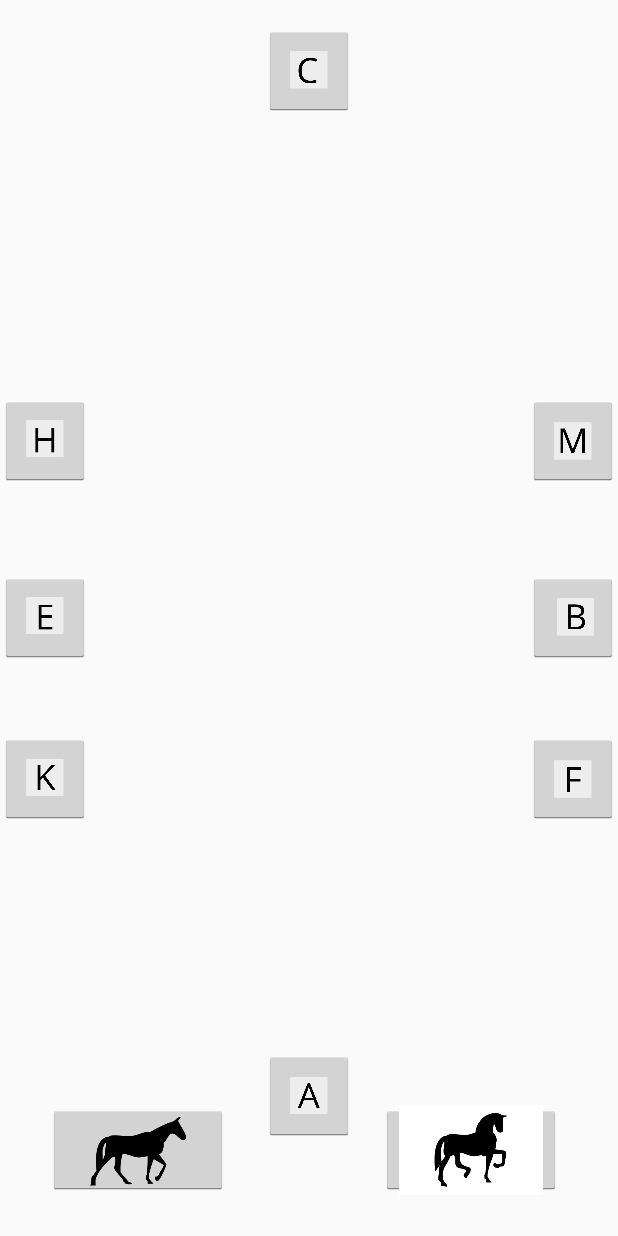
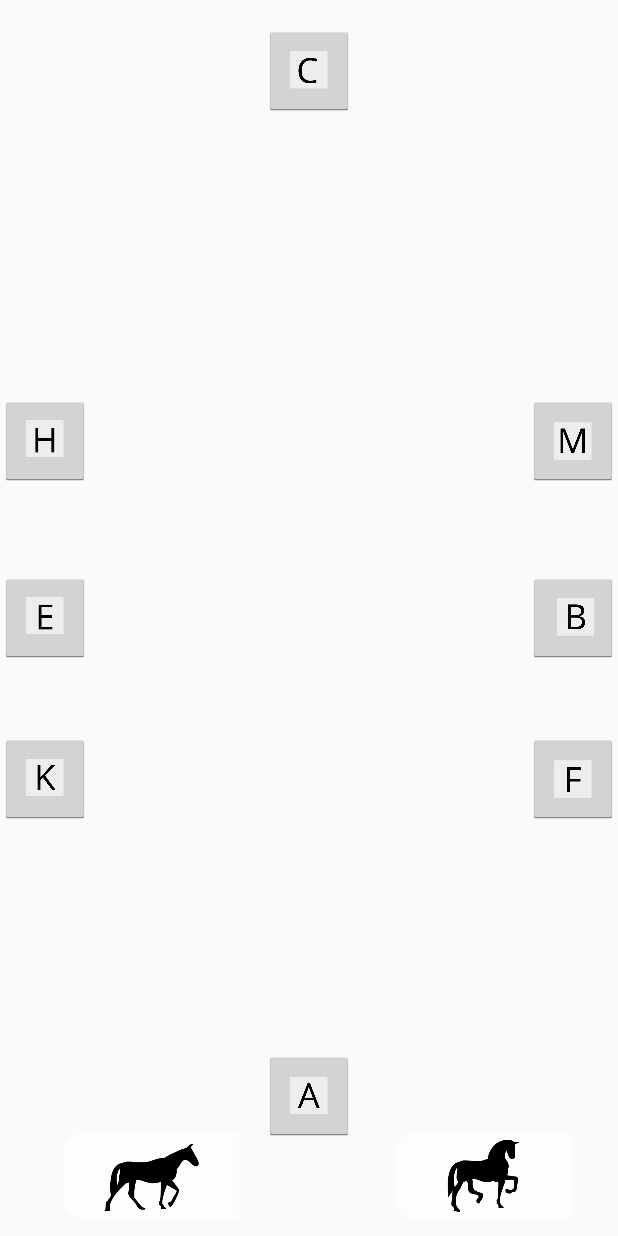
Before and after one commit to cfsottile/cdtrote, an Android app: the layout activity_game.xml on its own in the app's theme, with its tools: preview values and no code run, on a phone screen of 412 x 824 dp. Run offline under Robolectric (Android 15) with nearby library versions, the phone set to English and light mode, and no system bars.

Commit message:
#4: close

```diff
--- a/app/src/main/java/laboratorio/juegocei/Track.java
+++ b/app/src/main/java/laboratorio/juegocei/Track.java
@@ -15,6 +15,12 @@ public class Track {
     public Track(List<List<Destination>> dss) {
         subTracks = dss.stream().map(SubTrack::new).collect(Collectors.toList());
         i = 0;
+        current = subTracks.get(i);
+    }
+
+    public Track(List<SubTrack> destinations, int start) {
+        subTracks = destinations;
+        i = start;
         current = subTracks.get(i);
     }
 
--- a/app/src/main/res/layout/activity_game.xml
+++ b/app/src/main/res/layout/activity_game.xml
@@ -3,6 +3,7 @@
     xmlns:app="http://schemas.android.com/apk/res-auto"
     android:layout_width="fill_parent"
     android:layout_height="fill_parent"
+    xmlns:tools="http://schemas.android.com/tools"
     android:orientation="vertical"
     android:id="@+id/relLayout">
 
@@ -109,30 +110,40 @@
         <ImageButton
             android:id="@+id/horseStep1"
             style="@android:style/Widget.Holo.Light.ImageButton"
-            android:layout_width="120dp"
-            android:layout_height="60dp"
-            android:layout_alignTop="@+id/horseStep2"
-            android:layout_marginEnd="24dp"
-            android:layout_marginRight="24dp"
+            android:layout_width="150dp"
+            android:layout_height="80dp"
+
+            android:layout_alignParentBottom="true"
             android:layout_toLeftOf="@+id/letterA"
             android:layout_toStartOf="@+id/letterA"
-            android:adjustViewBounds="false"
-            android:scaleType="centerCrop"
-            app:srcCompat="@drawable/paso1" />
+            android:adjustViewBounds="true"
+            android:background="@drawable/background_left"
+            android:contentDescription='aire "paso"'
+            android:padding="5dp"
+            android:scaleType="fitCenter"
+
+            android:visibility="visible"
+            app:srcCompat="@drawable/step1"
+            tools:ignore="HardcodedText" />
 
     <ImageButton
         android:id="@+id/horseStep2"
         style="@android:style/Widget.Holo.Light.ImageButton"
-            android:layout_width="120dp"
-            android:layout_height="60dp"
+        android:layout_width="150dp"
+        android:layout_height="80dp"
         android:layout_alignParentBottom="true"
-            android:layout_marginBottom="27dp"
-            android:layout_marginLeft="18dp"
-            android:layout_marginStart="18dp"
+
+        android:layout_marginLeft="11dp"
+        android:layout_marginStart="11dp"
         android:layout_toEndOf="@+id/letterA"
         android:layout_toRightOf="@+id/letterA"
-            android:adjustViewBounds="false"
-            android:scaleType="centerCrop"
-            app:srcCompat="@drawable/paso2" />
+        android:adjustViewBounds="true"
+        android:background="@drawable/background_right"
+        android:contentDescription='aire "trote"'
+        android:padding="5dp"
+        android:scaleType="fitCenter"
+        android:visibility="visible"
+        app:srcCompat="@drawable/step2"
+        tools:ignore="HardcodedText" />
 
 </RelativeLayout>
```
Also changed, not shown: app/src/main/java/laboratorio/juegocei/Air.java (added, +31 -0 lines), app/src/main/java/laboratorio/juegocei/DimensionHorse.java (+0 -9 lines), app/src/main/java/laboratorio/juegocei/GameActivity.java (+1 -7 lines), app/src/main/java/laboratorio/juegocei/GameView.java (+26 -7 lines), app/src/main/java/laboratorio/juegocei/SubTrack.java (+14 -1 lines), app/src/main/java/laboratorio/juegocei/Tracks.java (+93 -0 lines), app/src/main/res/drawable/background_left.png (added), app/src/main/res/drawable/background_left_glow.png (added), app/src/main/res/drawable/background_right.png (added), app/src/main/res/drawable/background_right_glow.png (added), app/src/main/res/drawable/step1.png (renamed from app/src/main/res/drawable/paso1.png), app/src/main/res/drawable/step2.png (added), app/src/main/res/drawable/step2_glow.png (renamed from app/src/main/res/drawable/paso2.png). Lines whose indentation alone changed are shown as unchanged.
